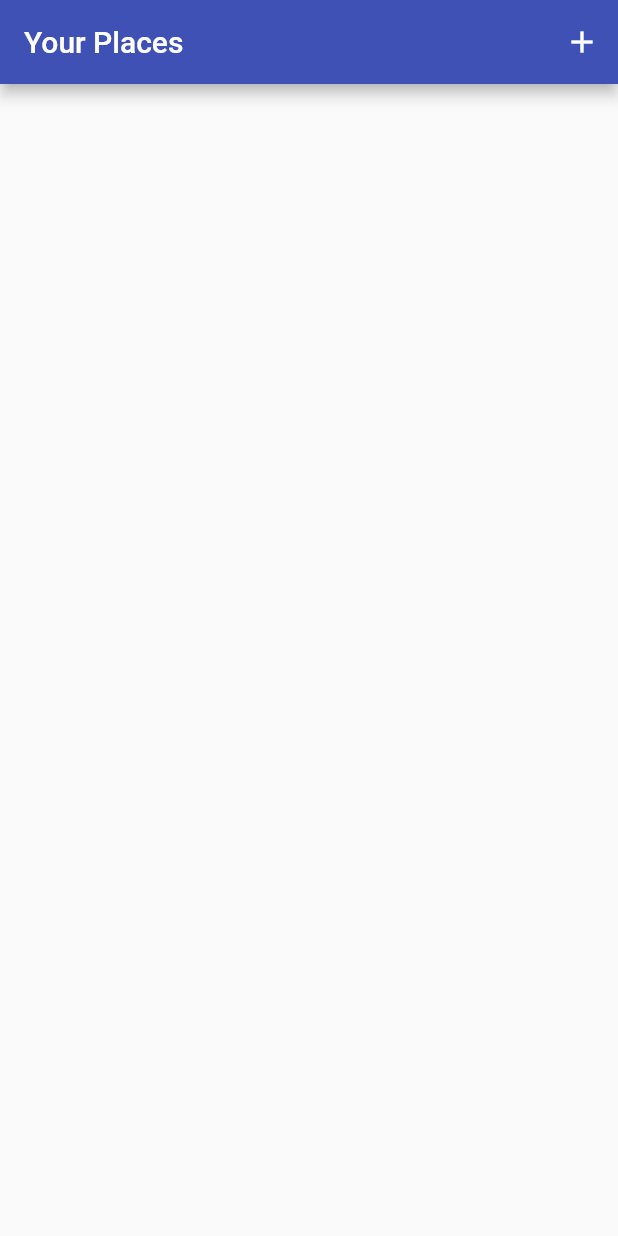
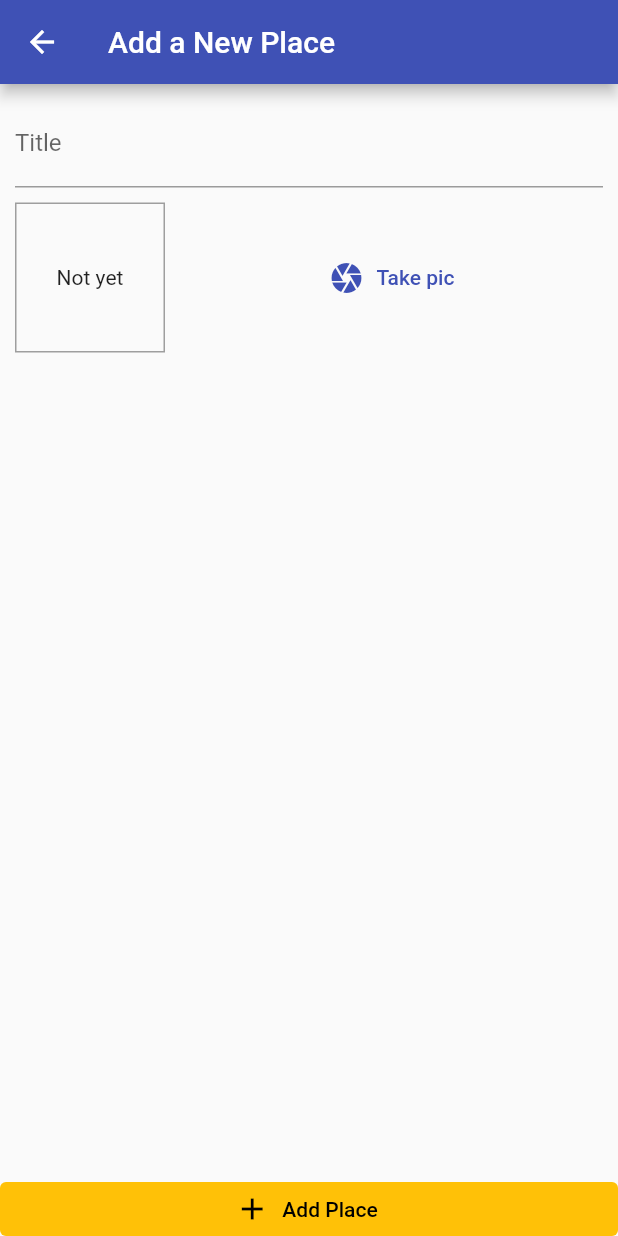
Before and after one commit to MostafaAmin0/great_places, a Flutter app: the screen it shows after launch, after a tap on the "add" icon, on a phone screen of 412 x 824 dp. Run offline on Flutter 3.47's test engine with Material 2 defaults, Android fonts, the phone set to English and light mode, and no system bars.

Commit message:
add place screen ui

```diff
--- a/lib/main.dart
+++ b/lib/main.dart
@@ -1,6 +1,7 @@
 import 'package:flutter/material.dart';
 
 import '../screens/places_list_screen.dart';
+import '../screens/add_place_screen.dart';
 
 void main() {
   runApp(const MyApp());
@@ -18,6 +19,9 @@ class MyApp extends StatelessWidget {
             .copyWith(secondary: Colors.amber),
       ),
       home: const PlacesListScreen(),
+      routes: {
+        AddPlaceScreen.routeName: (ctx) => const AddPlaceScreen(),
+      },
     );
   }
 }
--- /dev/null
+++ b/lib/screens/add_place_screen.dart
@@ -0,0 +1,60 @@
+import 'package:flutter/material.dart';
+
+import '../widgets/image_input.dart';
+
+class AddPlaceScreen extends StatefulWidget {
+  const AddPlaceScreen({Key? key}) : super(key: key);
+
+  static const routeName = '/add-place';
+
+  @override
+  _AddPlaceScreenState createState() => _AddPlaceScreenState();
+}
+
+class _AddPlaceScreenState extends State<AddPlaceScreen> {
+  final _titleController = TextEditingController();
+
+  @override
+  Widget build(BuildContext context) {
+    return Scaffold(
+      appBar: AppBar(
+        title: const Text('Add a New Place'),
+      ),
+      body: Column(
+        crossAxisAlignment: CrossAxisAlignment.stretch,
+        children: <Widget>[
+          Expanded(
+            child: SingleChildScrollView(
+              child: Padding(
+                padding: const EdgeInsets.all(10),
+                child: Column(
+                  children: <Widget>[
+                    TextField(
+                      decoration: const InputDecoration(labelText: 'Title'),
+                      controller: _titleController,
+                    ),
+                    const SizedBox(
+                      height: 10,
+                    ),
+                    const ImageInput(),
+                  ],
+                ),
+              ),
+            ),
+          ),
+          ElevatedButton.icon(
+            icon: const Icon(Icons.add),
+            label: const Text('Add Place'),
+            onPressed: () {},
+            style: ElevatedButton.styleFrom(
+              elevation: 0,
+              tapTargetSize: MaterialTapTargetSize.shrinkWrap,
+              primary: Theme.of(context).colorScheme.secondary,
+              onPrimary: Colors.black,
+            ),
+          ),
+        ],
+      ),
+    );
+  }
+}
--- a/lib/screens/places_list_screen.dart
+++ b/lib/screens/places_list_screen.dart
@@ -1,4 +1,5 @@
 import 'package:flutter/material.dart';
+import 'package:great_places/screens/add_place_screen.dart';
 
 class PlacesListScreen extends StatelessWidget {
   const PlacesListScreen({Key? key}) : super(key: key);
@@ -11,13 +12,15 @@ class PlacesListScreen extends StatelessWidget {
         actions: <Widget>[
           IconButton(
             icon: const Icon(Icons.add),
-            onPressed: () {},
+            onPressed: () {
+              Navigator.of(context).pushNamed(AddPlaceScreen.routeName);
+            },
           ),
         ],
       ),
       body: const Center(
-        // child: CircularProgressIndicator(),
-      ),
+          // child: CircularProgressIndicator(),
+          ),
     );
   }
 }
--- /dev/null
+++ b/lib/widgets/image_input.dart
@@ -0,0 +1,50 @@
+import 'dart:io';
+
+import "package:flutter/material.dart";
+
+class ImageInput extends StatefulWidget {
+  const ImageInput({Key? key}) : super(key: key);
+
+  @override
+  State<ImageInput> createState() => _ImageInputState();
+}
+
+class _ImageInputState extends State<ImageInput> {
+  File? _storedImage;
+
+  @override
+  Widget build(BuildContext context) {
+    return Row(
+      children: [
+        Container(
+          width: 100,
+          height: 100,
+          decoration: BoxDecoration(
+            border: Border.all(
+              width: 1,
+              color: Colors.grey,
+            ),
+          ),
+          child: _storedImage == null
+              ? const Text('Not yet')
+              : Image.file(
+                  _storedImage!,
+                  fit: BoxFit.cover,
+                  width: double.infinity,
+                ),
+          alignment: Alignment.center,
+        ),
+        const SizedBox(
+          width: 10,
+        ),
+        Expanded(
+          child: TextButton.icon(
+            onPressed: () {},
+            icon: const Icon(Icons.camera),
+            label: const Text('Take pic'),
+          ),
+        ),
+      ],
+    );
+  }
+}
```
